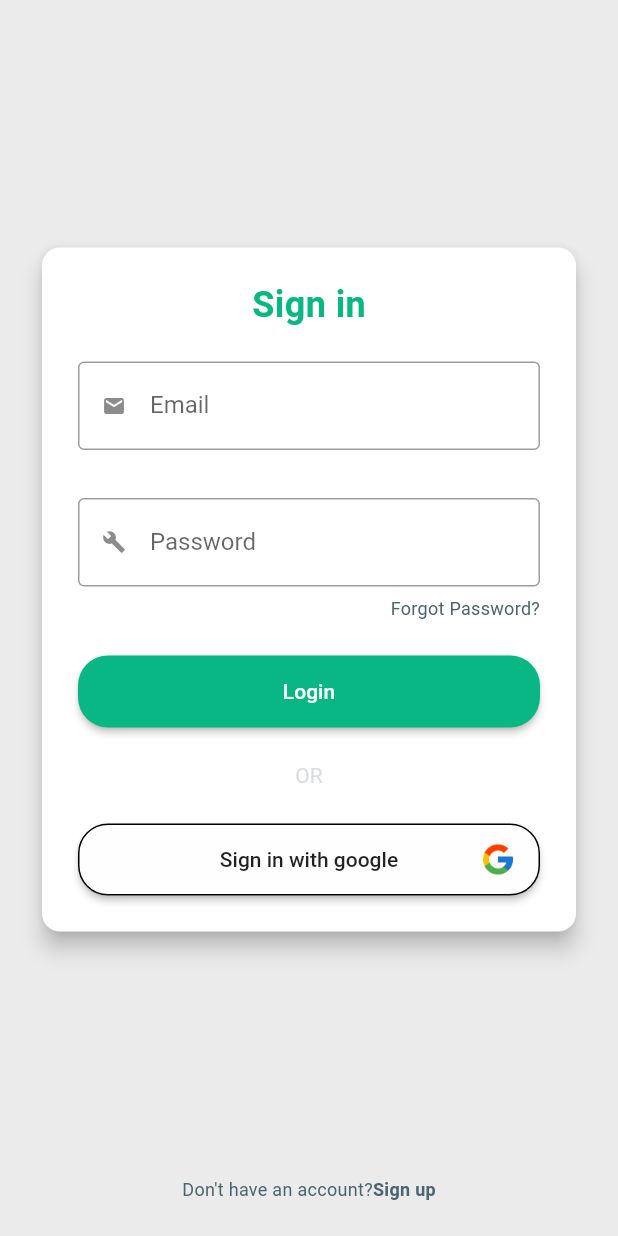
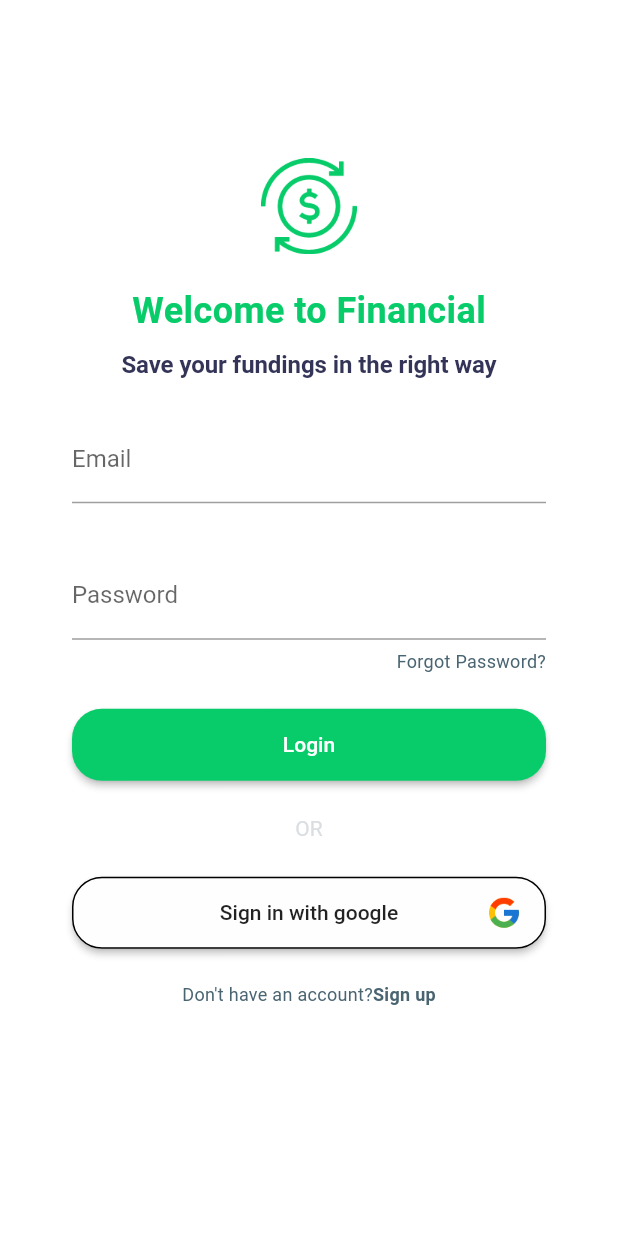
Before and after one commit to maugustosemperfi/financial-mobile, a Flutter app: the screen it shows after launch, on a phone screen of 412 x 824 dp. Run offline on Flutter 3.47's test engine with Material 2 defaults, Android fonts, the phone set to English and light mode, and no system bars; our stand-ins replace bloc, carousel_slider, dio, equatable, fluro, flutter_bloc and 4 more; missing offline and left inert: dart:ffi; generated files the repository leaves out were written again; statements that could not run were skipped.

Commit message:
[UPDATE] Changing icons and renaming app

```diff
--- a/lib/main.dart
+++ b/lib/main.dart
@@ -109,7 +109,6 @@ class _FinancialAppState extends State<FinancialApp> {
         ChangeNotifierProvider<EmailModel>.value(value: EmailModel()),
       ],
       child: MaterialApp(
-        title: 'Reply',
         theme: ThemeData(
           scaffoldBackgroundColor: AppTheme.notWhite,
           canvasColor: AppTheme.notWhite,
--- a/lib/pages/home/home_page.dart
+++ b/lib/pages/home/home_page.dart
@@ -72,7 +72,7 @@ class _HomePageState extends State<HomePage> with TickerProviderStateMixin {
             ],
           ),
         ),
-        backgroundColor: AppTheme.grey,
+        backgroundColor: AppTheme.primary,
       ),
       body: PageView(
         controller: _pageController,
@@ -99,8 +99,7 @@ class _HomePageState extends State<HomePage> with TickerProviderStateMixin {
           ),
         ],
       ),
-      bottomNavigationBar: _bottomNavigation,
-      floatingActionButtonLocation: FloatingActionButtonLocation.centerDocked,
+      floatingActionButtonLocation: FloatingActionButtonLocation.endFloat,
       floatingActionButton: _fab,
     );
   }
@@ -186,7 +185,7 @@ class _HomePageState extends State<HomePage> with TickerProviderStateMixin {
       child: SlideTransition(
         position: slideOut,
         child: BottomAppBar(
-          color: AppTheme.grey,
+          color: AppTheme.primary,
           shape:
               AutomaticNotchedShape(RoundedRectangleBorder(), CircleBorder()),
           notchMargin: 8,
@@ -278,7 +277,7 @@ class _HomePageState extends State<HomePage> with TickerProviderStateMixin {
                 color: AppTheme.nearlyWhite,
               ),
             ),
-            backgroundColor: AppTheme.green,
+            backgroundColor: AppTheme.warn,
             onPressed: () => Navigator.of(context).push<void>(
               EditorPage.route(context, _fabKey),
             ),
--- a/lib/pages/login/login_page.dart
+++ b/lib/pages/login/login_page.dart
@@ -16,6 +16,8 @@ class _LoginPageState extends State<LoginPage> {
   @override
   Widget build(BuildContext context) {
     return Scaffold(
+      backgroundColor: Colors.white,
+      resizeToAvoidBottomPadding: false,
       body: BlocProvider(
         builder: (context) {
           return LoginBloc(
@@ -24,47 +26,59 @@ class _LoginPageState extends State<LoginPage> {
         child: Container(
           child: Column(
             mainAxisAlignment: MainAxisAlignment.center,
+            crossAxisAlignment: CrossAxisAlignment.center,
             children: <Widget>[
-              Expanded(
-                child: Container(),
-              ),
               Row(
                 mainAxisAlignment: MainAxisAlignment.center,
                 crossAxisAlignment: CrossAxisAlignment.center,
                 children: <Widget>[
                   Expanded(
                     child: Container(
-                      padding: EdgeInsets.symmetric(horizontal: 24),
-                      child: Card(
-                        shape: RoundedRectangleBorder(
-                            borderRadius: BorderRadius.circular(12)),
-                        elevation: 6,
+                      padding: EdgeInsets.symmetric(horizontal: 48),
                       child: Container(
-                          padding: EdgeInsets.symmetric(horizontal: 24),
                         child: Column(
                           crossAxisAlignment: CrossAxisAlignment.center,
+                          mainAxisAlignment: MainAxisAlignment.spaceBetween,
+                          children: <Widget>[
+                            Column(
                               children: <Widget>[
                                 Container(
-                                padding: EdgeInsets.symmetric(vertical: 24),
+                                  padding: EdgeInsets.only(bottom: 24),
+                                  child: Image.asset(
+                                      'assets/images/financial_green.png', height: 64,),
+                                ),
+                                Container(
+                                  padding: EdgeInsets.only(bottom: 12),
                                   child: Text(
-                                  "Sign in",
+                                    "Welcome to Financial",
                                     style: AppTheme.headline,
                                   ),
                                 ),
-                              LoginWidgetForm(),
+                                Container(
+                                  padding: EdgeInsets.only(bottom: 24),
+                                  child: Text(
+                                    "Save your fundings in the right way",
+                                    style: AppTheme.title,
+                                  ),
+                                )
                               ],
                             ),
+                            Container(
+                              padding: EdgeInsets.only(bottom: 48),
+                              child: Column(
+                                children: <Widget>[
+                                  LoginWidgetForm(),
+                                  _signUp()
+                                ],
+                              ),
+                            ),
+                          ],
                         ),
                       ),
                     ),
                   ),
                 ],
               ),
-              Expanded(
-                child: Container(),
-              ),
-              _signUp(),
-              _divider(24)
             ],
           ),
         ),
--- a/lib/pages/login/widgets/login_form.dart
+++ b/lib/pages/login/widgets/login_form.dart
@@ -135,11 +135,6 @@ class _LoginWidgetFormState extends State<LoginWidgetForm> {
             decoration: InputDecoration(
               hintText: 'Enter your email',
               labelText: 'Email',
-              prefixIcon: Icon(
-                Icons.email,
-                size: 16,
-              ),
-              border: OutlineInputBorder(),
             ),
           ),
           _divider(32),
@@ -156,11 +151,6 @@ class _LoginWidgetFormState extends State<LoginWidgetForm> {
             decoration: InputDecoration(
               hintText: 'Enter your password',
               labelText: 'Password',
-              prefixIcon: Icon(
-                Icons.build,
-                size: 16,
-              ),
-              border: OutlineInputBorder(),
             ),
           )
         ],
--- a/lib/pages/overview/widgets/accounts_widget.dart
+++ b/lib/pages/overview/widgets/accounts_widget.dart
@@ -139,7 +139,7 @@ class _AccountsWidgetState extends State<AccountsWidget> {
                 child: FlatButton(
                   onPressed: () => {_showAccountBottomSheet(context)},
                   textColor: AppTheme.nearlyWhite,
-                  color: AppTheme.green,
+                  color: AppTheme.primary,
                   child: Text(
                     "Add acount",
                   ),
--- a/lib/pages/overview/widgets/alert_widget.dart
+++ b/lib/pages/overview/widgets/alert_widget.dart
@@ -39,11 +39,11 @@ class AlertWidget extends StatelessWidget {
               ButtonTheme(
                 shape: RoundedRectangleBorder(
                     borderRadius: BorderRadius.circular(20),
-                    side: BorderSide(color: AppTheme.green)),
+                    side: BorderSide(color: AppTheme.primary)),
                 child: FlatButton(
                   onPressed: () {},
                   color: Colors.white,
-                  textColor: AppTheme.green,
+                  textColor: AppTheme.primary,
                   child: Text(
                     "resolve",
                     textAlign: TextAlign.justify,
--- a/lib/styling.dart
+++ b/lib/styling.dart
@@ -6,6 +6,8 @@ class AppTheme {
   static const Color primary = green;
   static const Color accent = yellow;
   static const Color warn = red;
+  static const Color colorStrong = purple;
+  static const Color textStrong = deepBlue;
   static const Color orange = Color(0xFFFAAB1A);
   static const Color notWhite = Color(0xFFEBEBEB);
   static const Color nearlyWhite = Color(0xFFFEFEFE);
@@ -13,7 +15,7 @@ class AppTheme {
   static const Color grey = Color(0xFF3A5160);
   static const Color dark_grey = Color(0xFF313A44);
   static const Color whiteGrey = Color(0xFFdfdfdf);
-  static const Color green = Color(0xFF08B783);
+  static const Color green = Color(0xFF08CC6A);
   static const Color red = Color(0xFFFF734C);
   static const Color yellow = Color(0xFFFFD974);
   static const Color purple = Color(0xFF503E9D);
@@ -80,7 +82,7 @@ class AppTheme {
     fontFamily: 'Roboto',
     fontWeight: FontWeight.w600,
     fontSize: 16,
-    color: primary,
+    color: textStrong,
   );
 
   static const TextStyle subtitle = TextStyle(
@@ -89,14 +91,14 @@ class AppTheme {
     fontWeight: FontWeight.w400,
     fontSize: 14,
     letterSpacing: -0.04,
-    color: primary,
+    color: textStrong,
   );
 
   static const TextStyle subtitleBold = TextStyle(
     fontFamily: 'Roboto',
     fontWeight: FontWeight.w600,
     fontSize: 14,
-    color: primary,
+    color: textStrong,
   );
 
   static const TextStyle subtitleLight = TextStyle(
```
Also changed, not shown: pubspec.yaml (+6 -2 lines), assets/fonts/Futura-Bold-font.ttf (added), assets/fonts/Futura-Book-font.ttf (added), assets/images/financial.png (added), assets/images/financial_green.png (added), pubspec.lock, 7 other files. Lines whose indentation alone changed are shown as unchanged.
